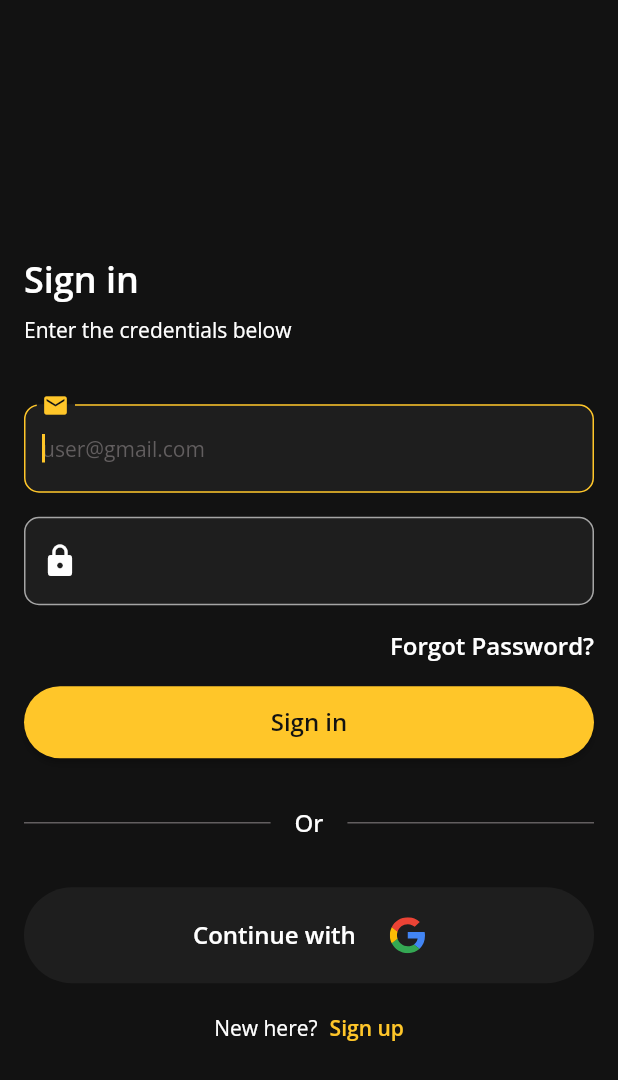
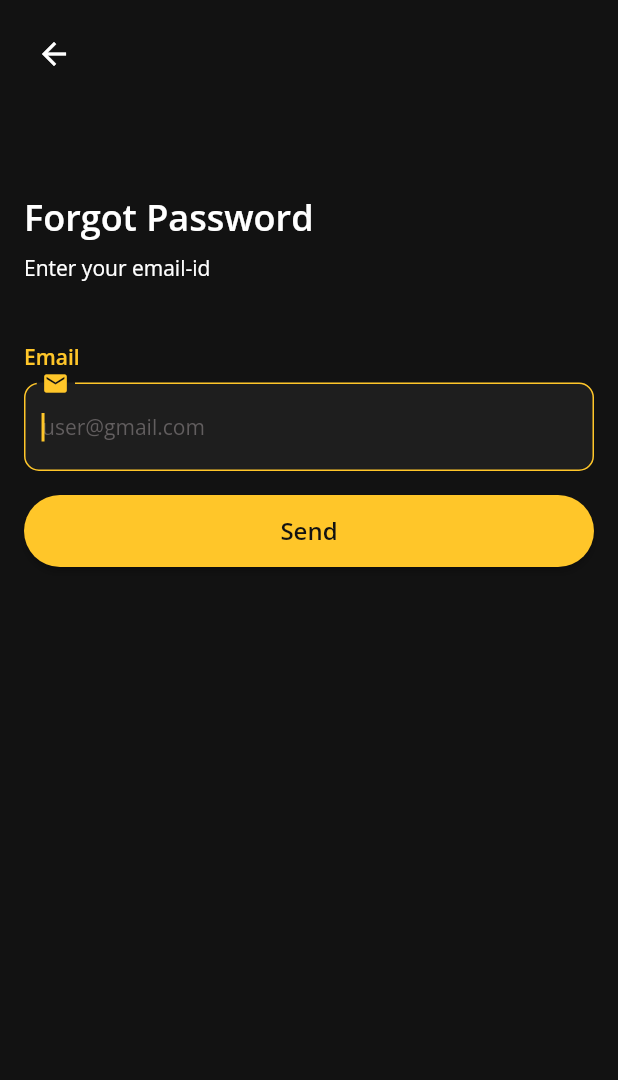
Before and after one commit to agent515/MovieBox, a Flutter app: the screen it shows after launch, after a tap on "Forgot Password?", on a phone screen of 412 x 824 dp. Shown: the top 1080 px of the screen. Run offline on Flutter 3.47's test engine with Material 2 defaults, Android fonts, the phone set to English and light mode, and no system bars; our stand-ins replace cloud_firestore, dartz, firebase_auth, firebase_core, flutter_riverpod, flutter_svg and 5 more; accounts and stored records are empty.

Commit message:
Add Forgot Password Page, Add DOB and Name in Sign Up Page and Add labelText in Text Form Field.

```diff
--- a/lib/core/routes/routes.dart
+++ b/lib/core/routes/routes.dart
@@ -2,6 +2,7 @@ import 'package:flutter/material.dart';
 import 'package:flutter_riverpod/flutter_riverpod.dart';
 import 'package:go_router/go_router.dart';
 import 'package:movie_box/presentation/pages/error/error_page.dart';
+import 'package:movie_box/presentation/pages/forgot_password/forgot_password_page.dart';
 import 'package:movie_box/presentation/pages/home/home_page.dart';
 import 'package:movie_box/presentation/pages/sign_in/sign_in_page.dart';
 import 'package:movie_box/presentation/pages/sign_up/sign_up_page.dart';
@@ -11,11 +12,13 @@ import 'package:movie_box/presentation/providers/authentication_provider.dart';
 class Routes {
   static String homeRoute = '/';
   static String splashRoute = '/splash';
+  static String forgotPasswordRoute = 'forgotPassword';
   static bool _isInitialised = false;
 
   static late final GoRouter _router;
 
   static initialise(WidgetRef ref) {
+    final _authProvider = ref.read(authenticationProvider);
     if (_isInitialised) return;
     _router = GoRouter(
       initialLocation: splashRoute,
@@ -26,26 +29,35 @@ class Routes {
         ),
         GoRoute(
           path: homeRoute,
+          routes: [
+            GoRoute(
+              path: forgotPasswordRoute,
+              builder: (context, _) => const ForgotPasswordPage(),
+            ),
+          ],
           builder: (context, _) {
-              if (ref.read(authenticationProvider).isLoggedIn) {
+            if (_authProvider.isLoggedIn) {
               return const HomePage();
             }
-              if (ref.read(authenticationProvider).showSignInPage) {
+            if (_authProvider.showSignInPage) {
               return const SignInPage();
             }
             return const SignUpPage();
           },
           pageBuilder: (_, state) {
-              if (ref.read(authenticationProvider).isLoggedIn) {
+            if (_authProvider.isLoggedIn) {
               return _slideTransitionPageBuilder(const HomePage(), state);
             }
-              if (ref.read(authenticationProvider).showSignInPage) {
+            if (_authProvider.showSignInPage) {
               return _slideTransitionPageBuilder(const SignInPage(), state);
             }
             return _slideTransitionPageBuilder(const SignUpPage(), state);
-            }),
+          },
+        ),
       ],
-      errorBuilder: (_, __) => const ErrorPage(),
+      errorBuilder: (_, __) => const ErrorPage(
+        message: 'Page not found',
+      ),
       refreshListenable: ref.watch(authenticationProvider),
     );
     _isInitialised = true;
--- /dev/null
+++ b/lib/presentation/pages/forgot_password/forgot_password_page.dart
@@ -0,0 +1,99 @@
+import 'package:flutter/material.dart';
+import 'package:flutter_riverpod/flutter_riverpod.dart';
+import 'package:go_router/go_router.dart';
+import 'package:movie_box/presentation/pages/forgot_password/forgot_password_view_model.dart';
+
+import '../../constants/app_size.dart';
+import '../widgets/app_loading_indicator.dart';
+import '../widgets/app_rounded_main_action_button.dart';
+import '../widgets/app_text_form_field.dart';
+
+class ForgotPasswordPage extends ConsumerStatefulWidget {
+  const ForgotPasswordPage({Key? key}) : super(key: key);
+
+  @override
+  _ForgotPasswordPageState createState() => _ForgotPasswordPageState();
+}
+
+class _ForgotPasswordPageState extends ConsumerState<ForgotPasswordPage> {
+  late final ForgotPasswordViewModel _viewModel;
+
+  @override
+  void initState() {
+    super.initState();
+    _viewModel = ref.read(forgotPasswordViewModel);
+  }
+
+  @override
+  Widget build(BuildContext context) {
+    final _viewModelWatch = ref.watch(forgotPasswordViewModel);
+
+    return SafeArea(
+      child: GestureDetector(
+        onTap: () => FocusManager.instance.primaryFocus?.unfocus(),
+        child: Scaffold(
+          body: Stack(
+            children: [
+              SingleChildScrollView(
+                child: Column(
+                  crossAxisAlignment: CrossAxisAlignment.start,
+                  children: [
+                    Padding(
+                      padding: const EdgeInsets.all(12.0),
+                      child: BackButton(
+                        onPressed: () => context.pop(),
+                      ),
+                    ),
+                    sizes.vPadding40,
+                    Padding(
+                      padding: EdgeInsets.all(sizes.size16),
+                      child: Column(
+                        mainAxisSize: MainAxisSize.max,
+                        crossAxisAlignment: CrossAxisAlignment.start,
+                        children: [
+                          Text(
+                            'Forgot Password',
+                            style: Theme.of(context).textTheme.headline3,
+                          ),
+                          sizes.vPadding8,
+                          Text(
+                            'Enter your email-id',
+                            style: Theme.of(context).textTheme.bodyText2,
+                          ),
+                          sizes.vPadding40,
+                          Center(
+                            child: Form(
+                              key: _viewModel.formKey,
+                              child: Column(
+                                mainAxisAlignment: MainAxisAlignment.center,
+                                crossAxisAlignment: CrossAxisAlignment.start,
+                                children: [
+                                  AppTextFormField(
+                                    labelText: 'Email',
+                                    focusNode: _viewModel.emailNode,
+                                    controller: _viewModel.emailTextController,
+                                    hintText: 'user@gmail.com',
+                                    label: const Icon(Icons.email),
+                                  ),
+                                  AppRoundedMainActionButton(
+                                    text: 'Send',
+                                    onPressed: () => _viewModel.send(),
+                                  ),
+                                ],
+                              ),
+                            ),
+                          )
+                        ],
+                      ),
+                    ),
+                  ],
+                ),
+              ),
+              if (_viewModelWatch.loading) const AppLoadingIndicator()
+            ],
+          ),
+        ),
+      ),
+    );
+  }
+}
--- a/lib/presentation/pages/sign_in/sign_in_page_view_model.dart
+++ b/lib/presentation/pages/forgot_password/forgot_password_view_model.dart
@@ -3,23 +3,20 @@ import 'package:flutter_riverpod/flutter_riverpod.dart';
 import 'package:movie_box/presentation/providers/authentication_provider.dart';
 import 'package:movie_box/presentation/providers/base_view_model.dart';
 
-final signInPageViewModel = ChangeNotifierProvider(
-    (ref) => SignInPageViewModel(ref.read(authenticationProvider)));
+final forgotPasswordViewModel = ChangeNotifierProvider(
+    (ref) => ForgotPasswordViewModel(ref.read(authenticationProvider)));
 
-class SignInPageViewModel extends BaseViewModel {
+class ForgotPasswordViewModel extends BaseViewModel {
   final AuthenticationProvider _authenticationProvider;
 
   late final GlobalKey<FormState> _formKey;
-  late final TextEditingController _emailTextController,
-      _passwordTextController;
-  late final FocusNode _emailNode, _passwordNode;
+  late final TextEditingController _emailTextController;
+  late final FocusNode _emailNode;
 
-  SignInPageViewModel(this._authenticationProvider) {
+  ForgotPasswordViewModel(this._authenticationProvider) {
     _formKey = GlobalKey<FormState>();
     _emailTextController = TextEditingController();
-    _passwordTextController = TextEditingController();
     _emailNode = FocusNode();
-    _passwordNode = FocusNode();
 
     _emailNode.requestFocus();
     FocusManager.instance.addListener(_update);
@@ -29,24 +26,15 @@ class SignInPageViewModel extends BaseViewModel {
 
   TextEditingController get emailTextController => _emailTextController;
 
-  TextEditingController get passwordTextController => _passwordTextController;
-
   FocusNode get emailNode => _emailNode;
-
-  FocusNode get passwordNode => _passwordNode;
 
   void _update() => notifyListeners();
 
-  void goToSignUpPage() {
-    _authenticationProvider.showSignInPage = false;
-  }
-
-  Future<void> signIn() async {
-    // TODO: Implement sign in
+  Future<void> send() async {
+    // TODO: Implement forgot password send reset email
     loading = true;
     Future.delayed(const Duration(seconds: 2)).then((value) {
       loading = false;
-      _authenticationProvider.isLoggedIn = true;
     });
   }
 
@@ -54,9 +42,7 @@ class SignInPageViewModel extends BaseViewModel {
   void dispose() {
     FocusManager.instance.removeListener(_update);
     _emailTextController.dispose();
-    _passwordTextController.dispose();
     _emailNode.dispose();
-    _passwordNode.dispose();
     super.dispose();
   }
 }
--- a/lib/presentation/pages/sign_in/sign_in_page.dart
+++ b/lib/presentation/pages/sign_in/sign_in_page.dart
@@ -1,9 +1,8 @@
 import 'package:flutter/material.dart';
 import 'package:flutter_riverpod/flutter_riverpod.dart';
-import 'package:movie_box/presentation/pages/sign_in/sign_in_page_view_model.dart';
+import 'package:movie_box/presentation/pages/sign_in/sign_in_view_model.dart';
 import 'package:movie_box/presentation/pages/sign_in/widgets/forgot_password_section.dart';
 
-import '../../constants/app_colors.dart';
 import '../../constants/app_size.dart';
 import '../widgets/app_loading_indicator.dart';
 import '../widgets/app_rounded_main_action_button.dart';
@@ -19,17 +18,17 @@ class SignInPage extends ConsumerStatefulWidget {
 }
 
 class _SignInPageState extends ConsumerState<SignInPage> {
-  late final SignInPageViewModel _viewModel;
+  late final SignInViewModel _viewModel;
 
   @override
   void initState() {
     super.initState();
-    _viewModel = ref.read(signInPageViewModel);
+    _viewModel = ref.read(signInViewModel);
   }
 
   @override
   Widget build(BuildContext context) {
-    final _viewModelWatch = ref.watch(signInPageViewModel);
+    final _viewModelWatch = ref.watch(signInViewModel);
 
     return SafeArea(
       child: GestureDetector(
@@ -63,12 +62,14 @@ class _SignInPageState extends ConsumerState<SignInPage> {
                             crossAxisAlignment: CrossAxisAlignment.start,
                             children: [
                               AppTextFormField(
+                                labelText: 'Email',
                                 focusNode: _viewModel.emailNode,
                                 controller: _viewModel.emailTextController,
                                 hintText: 'user@gmail.com',
                                 label: const Icon(Icons.email),
                               ),
                               AppTextFormField(
+                                labelText: 'Password',
                                 obscureText: true,
                                 focusNode: _viewModel.passwordNode,
                                 controller: _viewModel.passwordTextController,
--- a/lib/presentation/pages/sign_in/widgets/forgot_password_section.dart
+++ b/lib/presentation/pages/sign_in/widgets/forgot_password_section.dart
@@ -1,5 +1,7 @@
 import 'package:flutter/material.dart';
+import 'package:go_router/go_router.dart';
 
+import '../../../../core/routes/routes.dart';
 import '../../../constants/app_size.dart';
 
 class ForgotPasswordSection extends StatelessWidget {
@@ -15,7 +17,7 @@ class ForgotPasswordSection extends StatelessWidget {
         mainAxisAlignment: MainAxisAlignment.end,
         children: [
           GestureDetector(
-            onTap: () {},
+            onTap: () => context.go('/' + Routes.forgotPasswordRoute),
             child: Text(
               'Forgot Password?',
               style: Theme.of(context).textTheme.headline6!,
--- a/lib/presentation/pages/widgets/app_text_form_field.dart
+++ b/lib/presentation/pages/widgets/app_text_form_field.dart
@@ -1,12 +1,12 @@
 import 'package:flutter/material.dart';
 
-import '../../constants/app_colors.dart';
 import '../../constants/app_size.dart';
 
 class AppTextFormField extends StatelessWidget {
   const AppTextFormField({
     Key? key,
     required this.controller,
+    required this.labelText,
     this.hintText,
     this.label,
     this.obscureText = false,
@@ -14,6 +14,7 @@ class AppTextFormField extends StatelessWidget {
     this.onFieldSubmitted,
   }) : super(key: key);
 
+  final String labelText;
   final String? hintText;
   final Widget? label;
   final bool obscureText;
@@ -25,7 +26,18 @@ class AppTextFormField extends StatelessWidget {
   Widget build(BuildContext context) {
     return Padding(
       padding: EdgeInsets.only(bottom: sizes.size16),
-      child: TextFormField(
+      child: Column(
+        crossAxisAlignment: CrossAxisAlignment.start,
+        children: [
+          Text(
+            labelText,
+            style: Theme.of(context).textTheme.bodyText2!.copyWith(
+                  color: Theme.of(context).colorScheme.primary,
+                  fontWeight: FontWeight.w600,
+                ),
+          ),
+          sizes.vPadding8,
+          TextFormField(
             obscureText: obscureText,
             obscuringCharacter: '●',
             focusNode: focusNode,
@@ -47,6 +59,8 @@ class AppTextFormField extends StatelessWidget {
             style: Theme.of(context).textTheme.bodyText2,
             onFieldSubmitted: onFieldSubmitted,
           ),
+        ],
+      ),
     );
   }
 }
```
Also changed, not shown: lib/presentation/pages/error/error_page.dart (+20 -7 lines), lib/presentation/pages/sign_in/sign_in_view_model.dart (added, +62 -0 lines), lib/presentation/pages/sign_up/sign_up_page.dart (+23 -4 lines), lib/presentation/pages/sign_up/sign_up_view_model.dart (renamed from lib/presentation/pages/sign_up/sign_up_page_view_model.dart, +31 -8 lines). Lines whose indentation alone changed are shown as unchanged.
